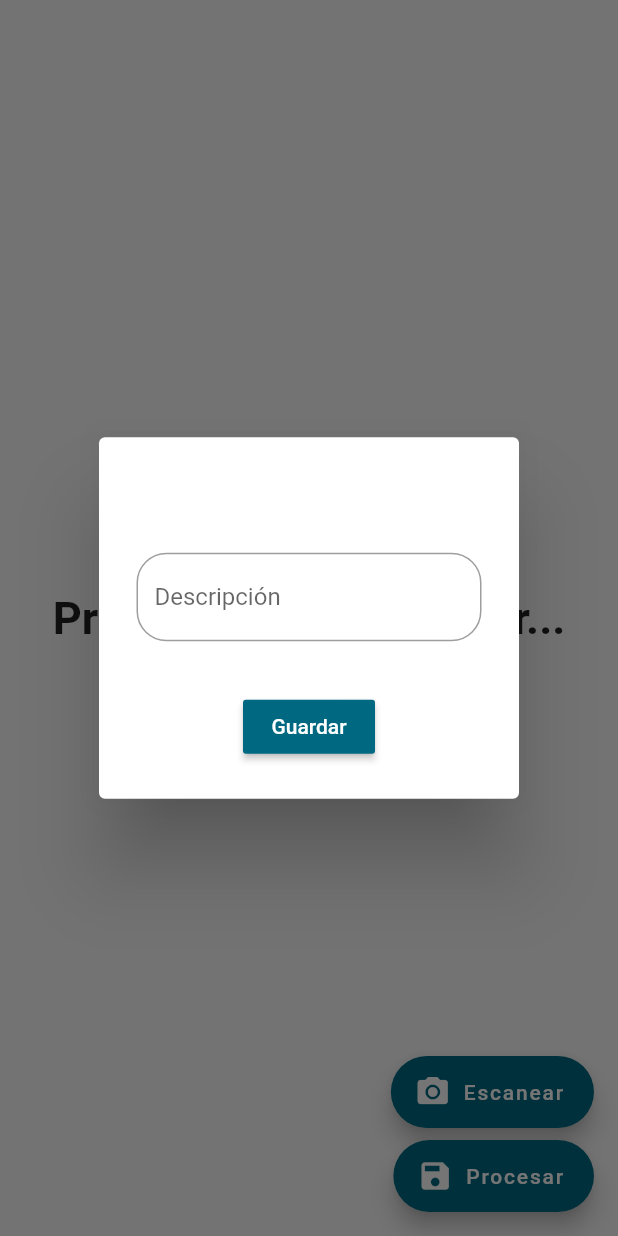
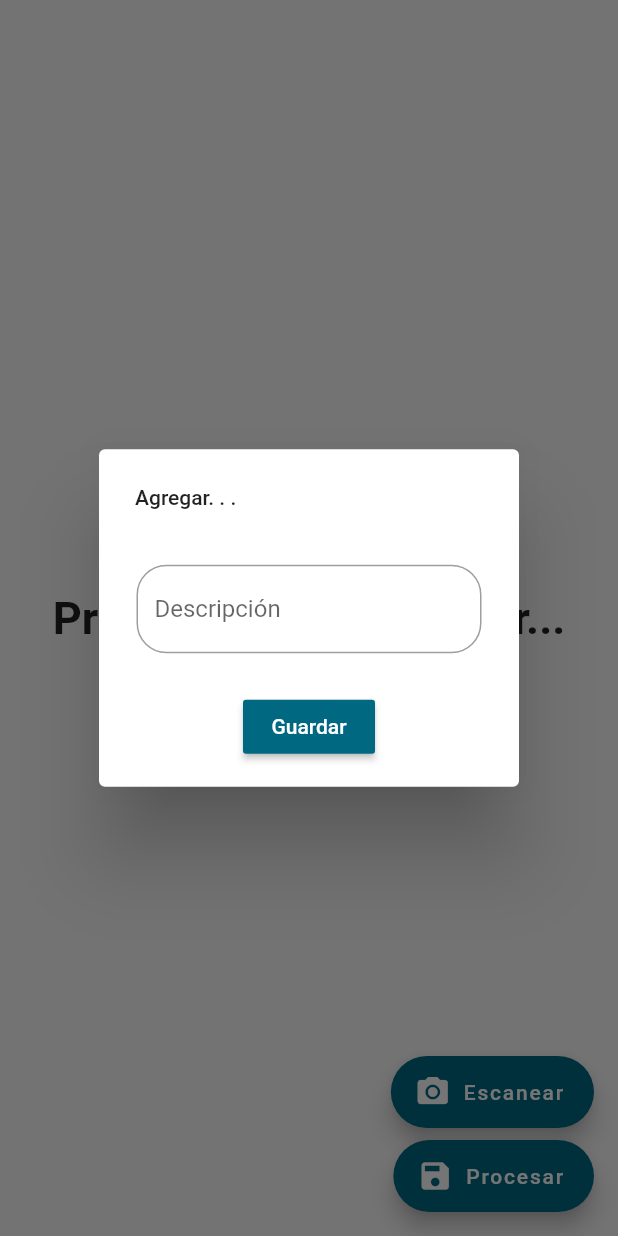
Before and after one commit to HectorSoftware/flutter_barcode, a Flutter app: the Capture screen opened directly, after a tap on "Procesar", on a phone screen of 412 x 824 dp. Run offline on Flutter 3.47's test engine with Material 2 defaults, Android fonts, the phone set to English and light mode, and no system bars; our stand-ins replace sqflite; missing offline and left inert: barcode_scan, grpc, protobuf; accounts and stored records are empty; Roboto replaces fonts that are missing (RobotoMono).

Commit message:
Merge branch 'CesarSanvicente' of https://github.com/HectorSoftware/flutter_barcode into JesusPruebaHoy
# Conflicts:
#	lib/Page/Cards/Cards.dart

```diff
--- a/lib/Page/Capture/CaptureCode.dart
+++ b/lib/Page/Capture/CaptureCode.dart
@@ -58,7 +58,8 @@ class CaptureState extends State<Capture> {
         context: context,
         // ignore: deprecated_member_use
         child: SimpleDialog(
-          title: Text(''),
+          title: Text('Agregar. . .'),
+          backgroundColor: Color(Colors.white.value),
             children: <Widget>[
               Form(
                   key: _formKey,
@@ -88,7 +89,9 @@ class CaptureState extends State<Capture> {
                         ),
                       ),
                       Padding(
-                        padding: const EdgeInsets.all(8.0),
+                        padding: const EdgeInsets.all(0.0),
+                        child: ButtonTheme(
+                          //minWidth: 200,
                           child: RaisedButton(
                             color: PrimaryColor,
                             textColor: Colors.white,
@@ -106,6 +109,7 @@ class CaptureState extends State<Capture> {
                               }
                             },
                           ),
+                        )
                       ),
                     ],
                   ),
--- a/lib/api/Services.dart
+++ b/lib/api/Services.dart
@@ -33,6 +33,8 @@ class Services{
 
       int index = 0;
       for(var value in response.invoices){
+
+        print(value);
 
         List<String> list_dateFrom = new List<String>();
         list_dateFrom.add(value.dateFrom.year.toString());
```
Lines whose indentation alone changed are shown as unchanged.
